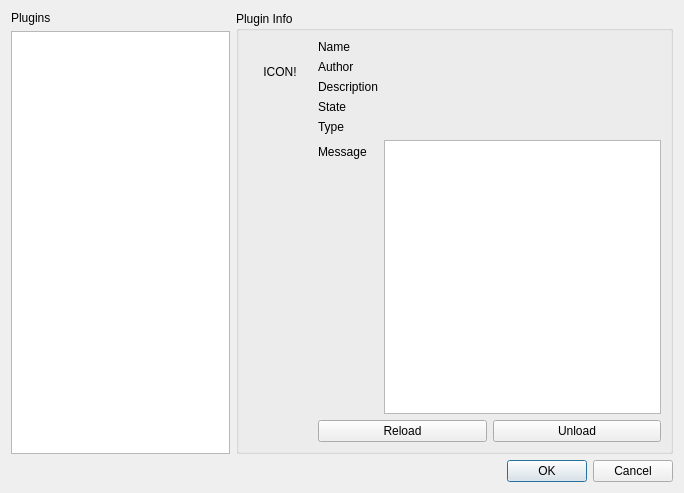
The window that src/ui/w_PluginManager.ui (Qv2ray/Qv2ray) describes before a commit, drawn with Qt 5.
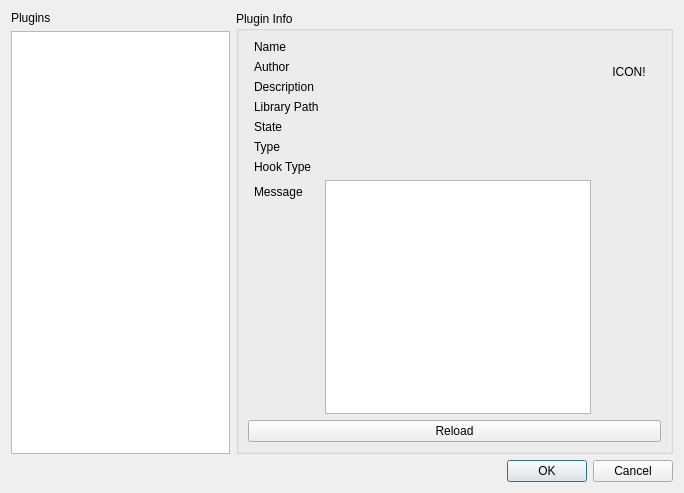
The same window after the commit.

Commit message: add: added more plugin UI functions

What changed in the file:
```diff
--- a/src/ui/w_PluginManager.ui
+++ b/src/ui/w_PluginManager.ui
@@ -39,41 +39,8 @@
      <property name="title">
       <string>Plugin Info</string>
      </property>
-     <layout class="QHBoxLayout" name="horizontalLayout" stretch="0,1">
-      <item>
-       <layout class="QVBoxLayout" name="verticalLayout">
-        <item>
-         <widget class="QLabel" name="pluginIconLabel">
-          <property name="minimumSize">
-           <size>
-            <width>64</width>
-            <height>64</height>
-           </size>
-          </property>
-          <property name="text">
-           <string>ICON!</string>
-          </property>
-          <property name="alignment">
-           <set>Qt::AlignCenter</set>
-          </property>
-         </widget>
-        </item>
-        <item>
-         <spacer name="verticalSpacer">
-          <property name="orientation">
-           <enum>Qt::Vertical</enum>
-          </property>
-          <property name="sizeHint" stdset="0">
-           <size>
-            <width>20</width>
-            <height>40</height>
-           </size>
-          </property>
-         </spacer>
-        </item>
-       </layout>
-      </item>
-      <item>
+     <layout class="QGridLayout" name="gridLayout_2">
+      <item row="0" column="1">
        <layout class="QFormLayout" name="formLayout">
         <item row="0" column="0">
          <widget class="QLabel" name="label_3">
@@ -117,65 +84,119 @@
           </property>
          </widget>
         </item>
-        <item row="3" column="0">
+        <item row="4" column="0">
          <widget class="QLabel" name="label_5">
           <property name="text">
            <string>State</string>
           </property>
          </widget>
         </item>
-        <item row="4" column="0">
+        <item row="4" column="1">
+         <widget class="QLabel" name="pluginStateLabel">
+          <property name="text">
+           <string/>
+          </property>
+         </widget>
+        </item>
+        <item row="5" column="0">
          <widget class="QLabel" name="label_9">
           <property name="text">
            <string>Type</string>
           </property>
          </widget>
         </item>
-        <item row="4" column="1">
+        <item row="5" column="1">
          <widget class="QLabel" name="pluginTypeLabel">
           <property name="text">
            <string/>
           </property>
          </widget>
         </item>
-        <item row="5" column="0">
+        <item row="6" column="0">
+         <widget class="QLabel" name="label_6">
+          <property name="text">
+           <string>Hook Type</string>
+          </property>
+         </widget>
+        </item>
+        <item row="7" column="0">
          <widget class="QLabel" name="label_2">
           <property name="text">
            <string>Message</string>
           </property>
          </widget>
         </item>
-        <item row="5" column="1">
-         <widget class="QPlainTextEdit" name="pluginStateTxt">
+        <item row="7" column="1">
+         <widget class="QPlainTextEdit" name="pluginErrMessageTxt">
           <property name="readOnly">
            <bool>true</bool>
           </property>
          </widget>
         </item>
+        <item row="6" column="1">
+         <widget class="QLabel" name="pluginHookTypeLabel">
+          <property name="text">
+           <string/>
+          </property>
+         </widget>
+        </item>
+        <item row="3" column="0">
+         <widget class="QLabel" name="label_8">
+          <property name="text">
+           <string>Library Path</string>
+          </property>
+         </widget>
+        </item>
         <item row="3" column="1">
-         <widget class="QLabel" name="pluginStateLabel">
+         <widget class="QLabel" name="pluginLibPathLabel">
           <property name="text">
            <string/>
           </property>
          </widget>
         </item>
-        <item row="6" column="0" colspan="2">
-         <layout class="QHBoxLayout" name="horizontalLayout_2">
-          <item>
-           <widget class="QPushButton" name="pushButton_2">
-            <property name="text">
-             <string>Reload</string>
-            </property>
-           </widget>
-          </item>
-          <item>
-           <widget class="QPushButton" name="pushButton">
-            <property name="text">
-             <string>Unload</string>
-            </property>
-           </widget>
-          </item>
-         </layout>
+       </layout>
+      </item>
+      <item row="0" column="2">
+       <layout class="QVBoxLayout" name="verticalLayout">
+        <item>
+         <widget class="QLabel" name="pluginIconLabel">
+          <property name="minimumSize">
+           <size>
+            <width>64</width>
+            <height>64</height>
+           </size>
+          </property>
+          <property name="text">
+           <string>ICON!</string>
+          </property>
+          <property name="alignment">
+           <set>Qt::AlignCenter</set>
+          </property>
+         </widget>
+        </item>
+        <item>
+         <spacer name="verticalSpacer">
+          <property name="orientation">
+           <enum>Qt::Vertical</enum>
+          </property>
+          <property name="sizeHint" stdset="0">
+           <size>
+            <width>20</width>
+            <height>40</height>
+           </size>
+          </property>
+         </spacer>
+        </item>
+       </layout>
+      </item>
+      <item row="1" column="0" colspan="3">
+       <layout class="QHBoxLayout" name="horizontalLayout_2">
+        <item>
+         <widget class="QPushButton" name="reloadPluginBtn">
+          <property name="text">
+           <string>Reload</string>
+          </property>
+         </widget>
         </item>
        </layout>
       </item>
```
The commit also changes 7 other files.
